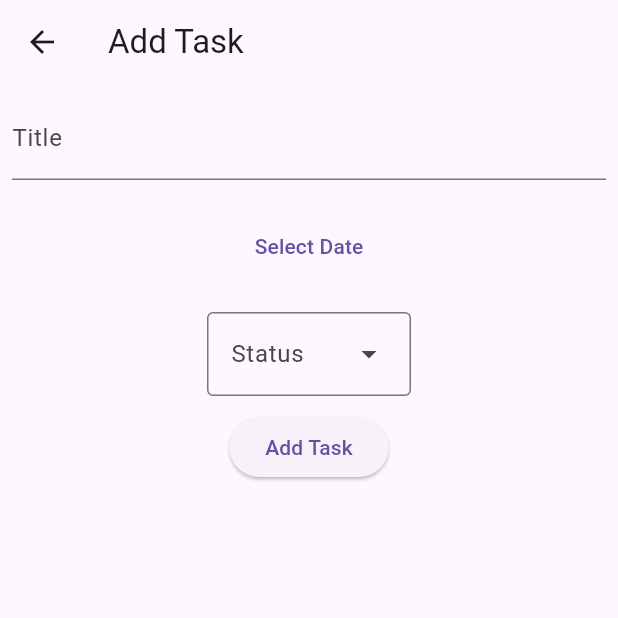
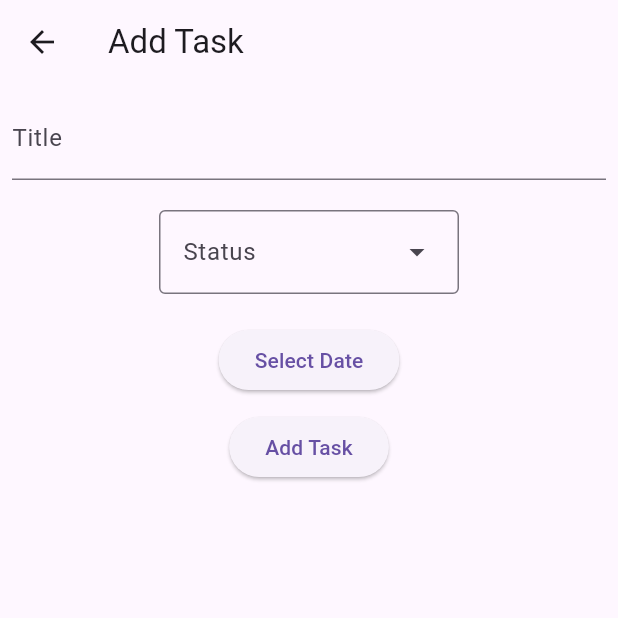
Before and after one commit to PedroSupimpa/PDM-ADS, a Flutter app: the screen it shows after launch, after a tap on the "add" icon, on a phone screen of 412 x 824 dp, the top half of it. Run offline on Flutter 3.47's test engine with Material 3 defaults, Android fonts, the phone set to English and light mode, and no system bars; network calls fail.

Commit message:
updating to-do project

```diff
--- a/flutter_project/flutter_application_1/lib/model/task.dart
+++ b/flutter_project/flutter_application_1/lib/model/task.dart
@@ -21,12 +21,12 @@ enum TaskStatus {
 
   Color get color {
     switch (name) {
-      case 'toDo':
-        return Colors.red;
+      case 'to do':
+        return Color.fromARGB(255, 235, 80, 69);
       case 'doing':
-        return Colors.yellow;
+        return const Color.fromARGB(255, 238, 220, 59);
       case 'done':
-        return Colors.green;
+        return const Color.fromARGB(255, 107, 221, 111);
       default:
         return Colors.black54;
     }
--- a/flutter_project/flutter_application_1/lib/view/add_task/add_task.dart
+++ b/flutter_project/flutter_application_1/lib/view/add_task/add_task.dart
@@ -96,13 +96,38 @@ class _AddTaskPageState extends State<AddTaskPage> {
                     },
                   ),
                 ),
+
                 const SizedBox(
+                  height: 20,
+                ),
+                DropdownMenu<TaskStatus>(
+                  width: 200,
+                  label: const Text("Status"),
+                  onSelected: (value) {
+                    setState(() {
+                      selectedStatus = value;
+                    });
+                  },
+                  dropdownMenuEntries: TaskStatus.values
+                      .map(
+                        (e) => DropdownMenuEntry<TaskStatus>(
+                          value: e,
+                          label: e.name,
+                          style: ButtonStyle(
+                            backgroundColor: MaterialStatePropertyAll(e.color),
+                            overlayColor: MaterialStatePropertyAll(e.color),
+                          ),
+                        ),
+                      )
+                      .toList(),
+                ),
+                  const SizedBox(
                   height: 20,
                 ),
                 Row(
                   mainAxisAlignment: MainAxisAlignment.center,
                   children: [
-                    TextButton(
+                    ElevatedButton(
                       onPressed: () {
                         showDatePicker(
                           context: context,
@@ -124,29 +149,6 @@ class _AddTaskPageState extends State<AddTaskPage> {
                   ],
                 ),
                 const SizedBox(
-                  height: 20,
-                ),
-                DropdownMenu<TaskStatus>(
-                  label: const Text("Status"),
-                  onSelected: (value) {
-                    setState(() {
-                      selectedStatus = value;
-                    });
-                  },
-                  dropdownMenuEntries: TaskStatus.values
-                      .map(
-                        (e) => DropdownMenuEntry<TaskStatus>(
-                          value: e,
-                          label: e.name,
-                          style: ButtonStyle(
-                            backgroundColor: MaterialStatePropertyAll(e.color),
-                            overlayColor: MaterialStatePropertyAll(e.color),
-                          ),
-                        ),
-                      )
-                      .toList(),
-                ),
-                const SizedBox(
                   height: 10,
                 ),
                 ElevatedButton(
--- a/flutter_project/flutter_application_1/lib/view/task_list/delete_task_modal.dart
+++ b/flutter_project/flutter_application_1/lib/view/task_list/delete_task_modal.dart
@@ -19,7 +19,8 @@ class DeleteTaskModal extends StatelessWidget {
               mainAxisAlignment: MainAxisAlignment.center,
               children: [
                 Text(
-                  'Deseja realmente excluir a tarefa?',
+
+"Are you sure you want to delete the task?",
                   style: Theme.of(context).textTheme.bodyLarge,
                 ),
               ],
@@ -31,13 +32,13 @@ class DeleteTaskModal extends StatelessWidget {
                   onPressed: () {
                     Navigator.of(context).pop(true);
                   },
-                  child: const Text('SIM'),
+                  child: const Text('Yes'),
                 ),
                 TextButton(
                   onPressed: () {
                     Navigator.of(context).pop(false);
                   },
-                  child: const Text('NÃO'),
+                  child: const Text('No'),
                 )
               ],
             )
--- a/flutter_project/flutter_application_1/lib/view/task_list/task_list.dart
+++ b/flutter_project/flutter_application_1/lib/view/task_list/task_list.dart
@@ -17,7 +17,7 @@ class TaskListPage extends StatelessWidget {
         ),
         body: provider.tasks.isEmpty
             ? const Center(
-                child: Text('No tasks here... Create a task'),
+                child: Text('No tasks... Create a new one!'),
               )
             : ListView.builder(
                 itemCount: provider.tasks.length,
```
